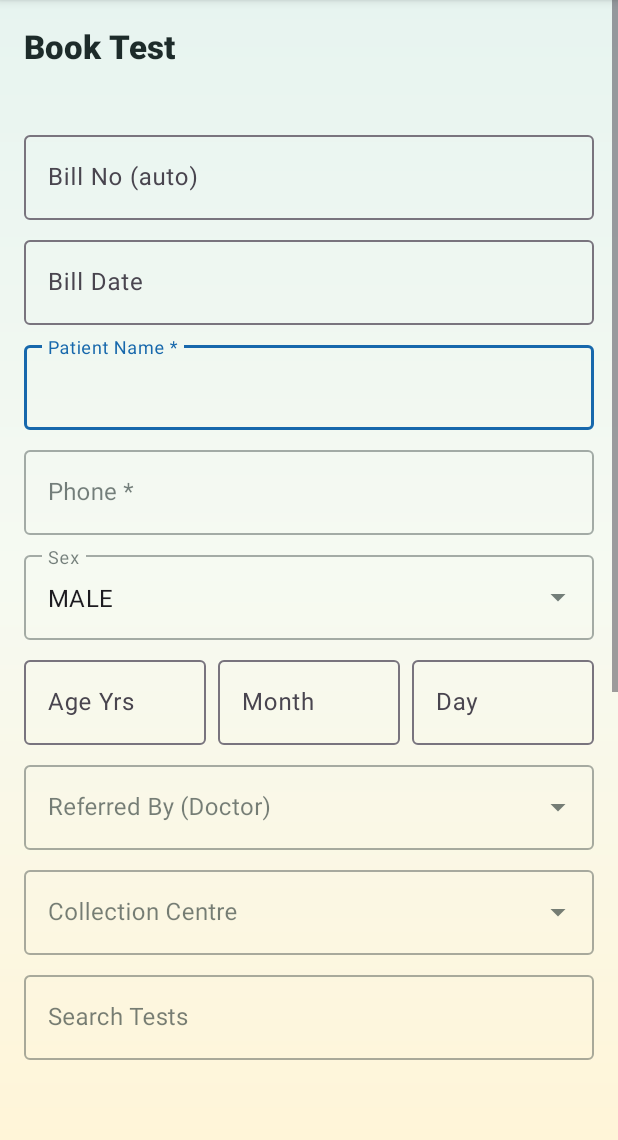
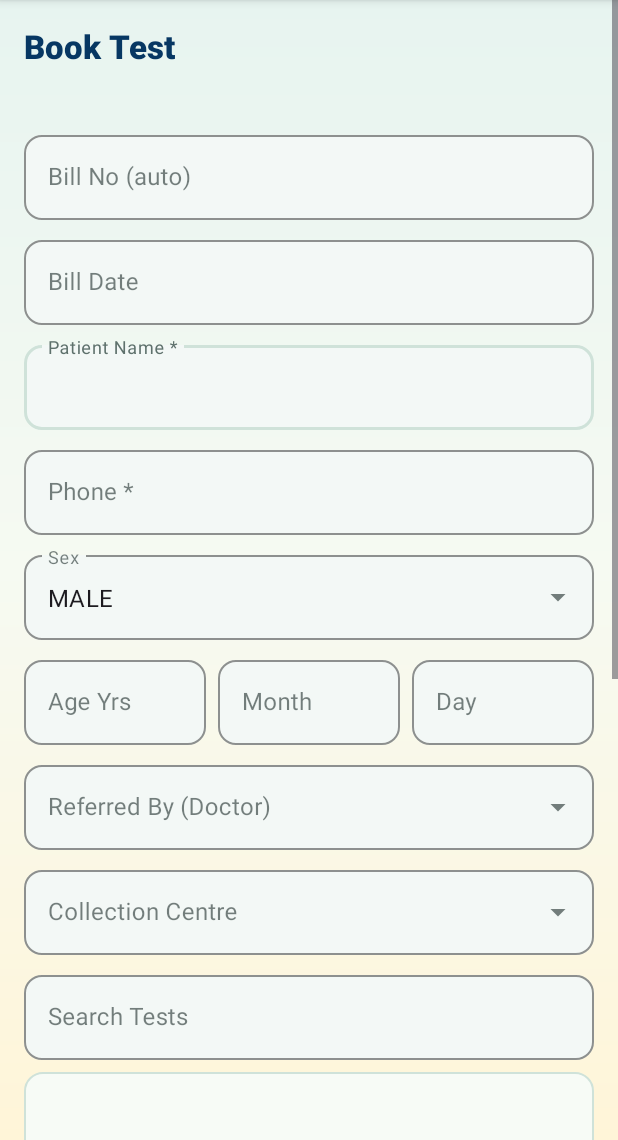
Before and after one commit to ravirajbuilds/anubhavandroid, an Android app built with Jetpack Compose: the fragment BookTestFragment shown on its own in the app's theme, on a phone screen of 412 x 824 dp, the part 96-1236 px from its top. Run offline under Robolectric (Android 15) with nearby library versions, the light colour scheme and no system bars; 4 statements that could not run were skipped.

Commit message:
style: polish app ui surfaces and forms

```diff
--- /dev/null
+++ b/app/src/main/res/drawable/list_surface_bg.xml
@@ -0,0 +1,9 @@
+<?xml version="1.0" encoding="utf-8"?>
+<shape xmlns:android="http://schemas.android.com/apk/res/android"
+    android:shape="rectangle">
+    <solid android:color="@color/card_background" />
+    <stroke
+        android:width="1dp"
+        android:color="@color/stroke_soft" />
+    <corners android:radius="12dp" />
+</shape>
--- /dev/null
+++ b/app/src/main/res/drawable/warning_panel_bg.xml
@@ -0,0 +1,9 @@
+<?xml version="1.0" encoding="utf-8"?>
+<shape xmlns:android="http://schemas.android.com/apk/res/android"
+    android:shape="rectangle">
+    <solid android:color="@color/card_background_alt" />
+    <stroke
+        android:width="1dp"
+        android:color="@color/accent_light" />
+    <corners android:radius="10dp" />
+</shape>
--- a/app/src/main/res/layout/activity_login.xml
+++ b/app/src/main/res/layout/activity_login.xml
@@ -250,7 +250,7 @@
 
                     <com.google.android.material.textfield.TextInputLayout
                         android:id="@+id/layoutEmail"
-                        style="@style/Widget.MaterialComponents.TextInputLayout.OutlinedBox"
+                        style="@style/Widget.Anubhav.TextInput"
                         android:layout_width="match_parent"
                         android:layout_height="wrap_content"
                         android:layout_marginBottom="10dp"
@@ -266,7 +266,7 @@
 
                     <com.google.android.material.textfield.TextInputLayout
                         android:id="@+id/layoutPassword"
-                        style="@style/Widget.MaterialComponents.TextInputLayout.OutlinedBox"
+                        style="@style/Widget.Anubhav.TextInput"
                         android:layout_width="match_parent"
                         android:layout_height="wrap_content"
                         android:layout_marginBottom="8dp"
--- a/app/src/main/res/layout/fragment_book_test.xml
+++ b/app/src/main/res/layout/fragment_book_test.xml
@@ -18,9 +18,7 @@
             android:layout_marginBottom="12dp"
             android:fontFamily="sans-serif-medium"
             android:text="Book Test"
-            android:textColor="@color/text_primary"
-            android:textSize="22sp"
-            android:textStyle="bold" />
+            android:textAppearance="@style/TextAppearance.Anubhav.ScreenTitle" />
 
         <TextView
             android:id="@+id/tvLoggedInUser"
@@ -35,8 +33,8 @@
             android:layout_width="match_parent"
             android:layout_height="wrap_content"
             android:layout_marginBottom="8dp"
-            android:background="#FFF3E0"
-            android:padding="8dp"
+            android:background="@drawable/warning_panel_bg"
+            android:padding="12dp"
             android:text="TEST MODE: bills on 02/07/2025, discount applied (₹0 receipt)"
             android:textColor="#E65100"
             android:textSize="13sp"
@@ -88,7 +86,7 @@
             android:layout_height="wrap_content"
             android:layout_marginBottom="8dp"
             android:hint="Phone *"
-            style="@style/Widget.MaterialComponents.TextInputLayout.OutlinedBox">
+            style="@style/Widget.Anubhav.TextInput">
 
             <com.google.android.material.textfield.TextInputEditText
                 android:id="@+id/etPhone"
@@ -102,7 +100,7 @@
             android:layout_height="wrap_content"
             android:layout_marginBottom="8dp"
             android:hint="Sex"
-            style="@style/Widget.MaterialComponents.TextInputLayout.OutlinedBox.ExposedDropdownMenu">
+            style="@style/Widget.Anubhav.Dropdown">
 
             <AutoCompleteTextView
                 android:id="@+id/spinnerSex"
@@ -165,7 +163,7 @@
             android:layout_height="wrap_content"
             android:layout_marginBottom="8dp"
             android:hint="Referred By (Doctor)"
-            style="@style/Widget.MaterialComponents.TextInputLayout.OutlinedBox.ExposedDropdownMenu">
+            style="@style/Widget.Anubhav.Dropdown">
 
             <AutoCompleteTextView
                 android:id="@+id/spinnerDoctor"
@@ -179,7 +177,7 @@
             android:layout_height="wrap_content"
             android:layout_marginBottom="8dp"
             android:hint="Collection Centre"
-            style="@style/Widget.MaterialComponents.TextInputLayout.OutlinedBox.ExposedDropdownMenu">
+            style="@style/Widget.Anubhav.Dropdown">
 
             <AutoCompleteTextView
                 android:id="@+id/spinnerCollectionCentre"
@@ -193,7 +191,7 @@
             android:layout_height="wrap_content"
             android:layout_marginBottom="8dp"
             android:hint="Search Tests"
-            style="@style/Widget.MaterialComponents.TextInputLayout.OutlinedBox"
+            style="@style/Widget.Anubhav.TextInput"
             app:endIconMode="clear_text">
 
             <com.google.android.material.textfield.TextInputEditText
@@ -208,6 +206,9 @@
             android:layout_width="match_parent"
             android:layout_height="200dp"
             android:layout_marginBottom="8dp"
+            android:background="@drawable/list_surface_bg"
+            android:clipToPadding="false"
+            android:padding="4dp"
             android:nestedScrollingEnabled="true" />
 
         <TextView
@@ -216,6 +217,8 @@
             android:layout_height="wrap_content"
             android:layout_marginBottom="8dp"
             android:text="Selected: none"
+            android:background="@drawable/list_surface_bg"
+            android:padding="12dp"
             android:textColor="@color/text_secondary" />
 
         <com.google.android.material.textfield.TextInputLayout
@@ -236,7 +239,7 @@
             android:layout_height="wrap_content"
             android:layout_marginBottom="8dp"
             android:hint="Receipt Mode"
-            style="@style/Widget.MaterialComponents.TextInputLayout.OutlinedBox.ExposedDropdownMenu">
+            style="@style/Widget.Anubhav.Dropdown">
 
             <AutoCompleteTextView
                 android:id="@+id/spinnerReceiptMode"
--- a/app/src/main/res/layout/include_profile_banner.xml
+++ b/app/src/main/res/layout/include_profile_banner.xml
@@ -6,9 +6,11 @@
     android:layout_height="wrap_content"
     android:layout_margin="12dp"
     android:visibility="gone"
-    app:cardBackgroundColor="#FFF3E0"
+    app:cardBackgroundColor="@color/card_background_alt"
     app:cardCornerRadius="12dp"
-    app:cardElevation="0dp">
+    app:cardElevation="0dp"
+    app:strokeColor="@color/accent_light"
+    app:strokeWidth="1dp">
 
     <LinearLayout
         android:layout_width="match_parent"
--- a/app/src/main/res/values/dimens.xml
+++ b/app/src/main/res/values/dimens.xml
@@ -5,4 +5,7 @@
     <dimen name="nav_header_vertical_spacing">8dp</dimen>
     <dimen name="nav_header_height">176dp</dimen>
     <dimen name="fab_margin">16dp</dimen>
+    <dimen name="list_item_radius">10dp</dimen>
+    <dimen name="list_item_stroke">1dp</dimen>
+    <dimen name="list_item_gap">8dp</dimen>
 </resources>
--- a/app/src/main/res/values/themes.xml
+++ b/app/src/main/res/values/themes.xml
@@ -24,6 +24,7 @@
         <item name="textAppearanceBody1">@style/TextAppearance.AktivAdmin.Body1</item>
         <!-- Button style -->
         <item name="materialButtonStyle">@style/Widget.AktivAdmin.Button</item>
+        <item name="textInputStyle">@style/Widget.Anubhav.TextInput</item>
         <!-- Card style -->
         <item name="materialCardViewStyle">@style/Widget.AktivAdmin.CardView</item>
     </style>
@@ -62,6 +63,41 @@
         <item name="android:textSize">16sp</item>
         <item name="android:textColor">@color/text_secondary</item>
         <item name="fontFamily">sans-serif</item>
+    </style>
+
+    <style name="TextAppearance.Anubhav.ScreenTitle" parent="TextAppearance.Material3.HeadlineSmall">
+        <item name="android:textSize">22sp</item>
+        <item name="android:textStyle">bold</item>
+        <item name="android:textColor">@color/brand_dark_blue</item>
+        <item name="fontFamily">sans-serif-medium</item>
+    </style>
+
+    <style name="Widget.Anubhav.TextInput" parent="Widget.MaterialComponents.TextInputLayout.OutlinedBox">
+        <item name="boxBackgroundColor">@color/input_background</item>
+        <item name="boxStrokeColor">@color/stroke_soft</item>
+        <item name="hintTextColor">@color/text_secondary</item>
+        <item name="boxCornerRadiusTopStart">12dp</item>
+        <item name="boxCornerRadiusTopEnd">12dp</item>
+        <item name="boxCornerRadiusBottomStart">12dp</item>
+        <item name="boxCornerRadiusBottomEnd">12dp</item>
+    </style>
+
+    <style name="Widget.Anubhav.Dropdown" parent="Widget.MaterialComponents.TextInputLayout.OutlinedBox.ExposedDropdownMenu">
+        <item name="boxBackgroundColor">@color/input_background</item>
+        <item name="boxStrokeColor">@color/stroke_soft</item>
+        <item name="hintTextColor">@color/text_secondary</item>
+        <item name="boxCornerRadiusTopStart">12dp</item>
+        <item name="boxCornerRadiusTopEnd">12dp</item>
+        <item name="boxCornerRadiusBottomStart">12dp</item>
+        <item name="boxCornerRadiusBottomEnd">12dp</item>
+    </style>
+
+    <style name="Widget.Anubhav.Card" parent="Widget.Material3.CardView.Elevated">
+        <item name="cardCornerRadius">14dp</item>
+        <item name="cardElevation">2dp</item>
+        <item name="cardBackgroundColor">@color/card_background</item>
+        <item name="strokeColor">@color/stroke_soft</item>
+        <item name="strokeWidth">1dp</item>
     </style>
 
     <!-- Custom Button Style -->
```
Also changed, not shown: app/src/main/java/com/anubhav/app/ui/booking/AktivTestAdapter.kt (+41 -9 lines), app/src/main/res/drawable/test_selected_bg.xml (added, +9 -0 lines), app/src/main/res/layout/fragment_customer_list.xml (+10 -5 lines), app/src/main/res/layout/fragment_customer_prebook.xml (+9 -9 lines), app/src/main/res/layout/fragment_gallery.xml (+29 -29 lines), app/src/main/res/layout/fragment_home.xml (+6 -6 lines), app/src/main/res/layout/fragment_pending_payments.xml (+10 -4 lines), app/src/main/res/layout/fragment_settings.xml (+17 -13 lines), app/src/main/res/layout/fragment_slideshow.xml (+9 -4 lines).
